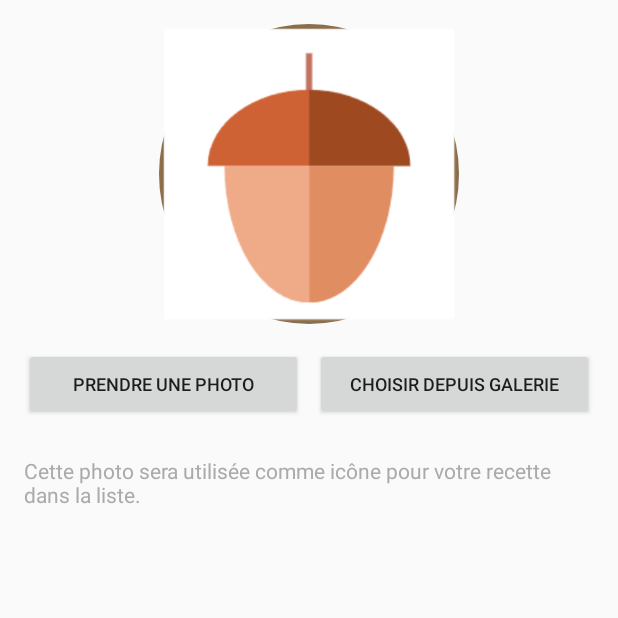
After one commit to Didictateur/inanutshell, an Android app: the fragment PhotoFragment shown on its own in the app's theme, on a phone screen of 412 x 824 dp, the top half of it. The commit adds this screen. Run offline under Robolectric (Android 15) with nearby library versions, the phone set to English and light mode, and no system bars.

Commit message:
enhance colors

```diff
--- a/app/src/main/AndroidManifest.xml
+++ b/app/src/main/AndroidManifest.xml
@@ -3,6 +3,12 @@
 	xmlns:android="http://schemas.android.com/apk/res/android">
 
   <uses-sdk android:minSdkVersion="24" android:targetSdkVersion="36"/>
+
+  <!-- Permissions pour la caméra et le stockage -->
+  <uses-permission android:name="android.permission.CAMERA" />
+  <uses-permission android:name="android.permission.WRITE_EXTERNAL_STORAGE" />
+  <uses-permission android:name="android.permission.READ_EXTERNAL_STORAGE" />
+
 	<application
 		android:label="In a nutshell"
 		android:icon="@drawable/appicon"
--- a/app/src/main/java/fr/didictateur/inanutshell/FolderDao.java
+++ b/app/src/main/java/fr/didictateur/inanutshell/FolderDao.java
@@ -6,7 +6,7 @@ import java.util.List;
 @Dao
 public interface FolderDao {
 	@Query("SELECT * FROM Folder WHERE parentId IS :parentId")
-	List<Folder> getFoldersByParent(Integer parentId);
+	List<Folder> getFoldersByParent(Long parentId);
 
 	@Insert
 	long insert(Folder folder);
@@ -15,7 +15,7 @@ public interface FolderDao {
 	void delete(Folder folder);
 
 	@Query("SELECT * FROM Folder WHERE id = :id")
-	Folder getFolderById(int id);
+	Folder getFolderById(long id);
 
 	@Query("SELECT * FROM Folder")
 	List<Folder> getAllFolders();
--- a/app/src/main/java/fr/didictateur/inanutshell/RecetteDao.java
+++ b/app/src/main/java/fr/didictateur/inanutshell/RecetteDao.java
@@ -6,7 +6,7 @@ import java.util.List;
 @Dao
 public interface RecetteDao {
 	@Query("SELECT * FROM Recette Where parentId IS :parentId")
-	List<Recette> getRecettesByParent(Integer parentId);
+	List<Recette> getRecettesByParent(Long parentId);
 
 	@Insert
 	long insert(Recette recette);
@@ -18,7 +18,7 @@ public interface RecetteDao {
 	void delete(Recette recette);
 
 	@Query("SELECT * FROM Recette WHERE id = :id")
-	Recette getRecetteById(int id);
+	Recette getRecetteById(long id);
 
 	@Query("SELECT * FROM Recette")
 	List<Recette> getAllRecettes();
--- /dev/null
+++ b/app/src/main/res/layout/fragment_photo.xml
@@ -0,0 +1,62 @@
+<?xml version="1.0" encoding="utf-8"?>
+<LinearLayout xmlns:android="http://schemas.android.com/apk/res/android"
+    android:layout_width="match_parent"
+    android:layout_height="match_parent"
+    android:orientation="vertical"
+    android:padding="16dp">
+
+    <ImageView
+        android:id="@+id/imagePreview"
+        android:layout_width="200dp"
+        android:layout_height="200dp"
+        android:layout_gravity="center"
+        android:layout_marginBottom="16dp"
+        android:background="@drawable/circle_brown"
+        android:contentDescription="Aperçu de la photo"
+        android:scaleType="centerCrop"
+        android:src="@drawable/appicon" />
+
+    <LinearLayout
+        android:layout_width="match_parent"
+        android:layout_height="wrap_content"
+        android:orientation="horizontal"
+        android:layout_marginBottom="8dp">
+
+        <Button
+            android:id="@+id/btnTakePhoto"
+            android:layout_width="0dp"
+            android:layout_height="wrap_content"
+            android:layout_weight="1"
+            android:layout_marginEnd="4dp"
+            android:text="Prendre une photo"
+            android:textSize="12sp" />
+
+        <Button
+            android:id="@+id/btnSelectPhoto"
+            android:layout_width="0dp"
+            android:layout_height="wrap_content"
+            android:layout_weight="1"
+            android:layout_marginStart="4dp"
+            android:text="Choisir depuis galerie"
+            android:textSize="12sp" />
+
+    </LinearLayout>
+
+    <Button
+        android:id="@+id/btnRemovePhoto"
+        android:layout_width="match_parent"
+        android:layout_height="wrap_content"
+        android:text="Supprimer la photo"
+        android:visibility="gone"
+        style="?android:attr/buttonBarButtonStyle" />
+
+    <TextView
+        android:layout_width="match_parent"
+        android:layout_height="wrap_content"
+        android:layout_marginTop="16dp"
+        android:text="Cette photo sera utilisée comme icône pour votre recette dans la liste."
+        android:textAlignment="center"
+        android:textColor="@android:color/darker_gray"
+        android:textSize="14sp" />
+
+</LinearLayout>
```
Also changed, not shown: app/src/main/java/fr/didictateur/inanutshell/AppDatabase.java (+28 -3 lines), app/src/main/java/fr/didictateur/inanutshell/EditRecetteActivity.java (+9 -3 lines), app/src/main/java/fr/didictateur/inanutshell/Folder.java (+6 -6 lines), app/src/main/java/fr/didictateur/inanutshell/MainActivity.java (+5 -3 lines), app/src/main/java/fr/didictateur/inanutshell/PhotoFragment.java (added, +195 -0 lines), app/src/main/java/fr/didictateur/inanutshell/Recette.java (+9 -6 lines), app/src/main/java/fr/didictateur/inanutshell/RecetteAdapter.java (+11 -1 lines), app/src/main/java/fr/didictateur/inanutshell/RecettePagerAdapter.java (+8 -1 lines), app/src/main/res/values/colors.xml (+21 -14 lines), 1 other file.
